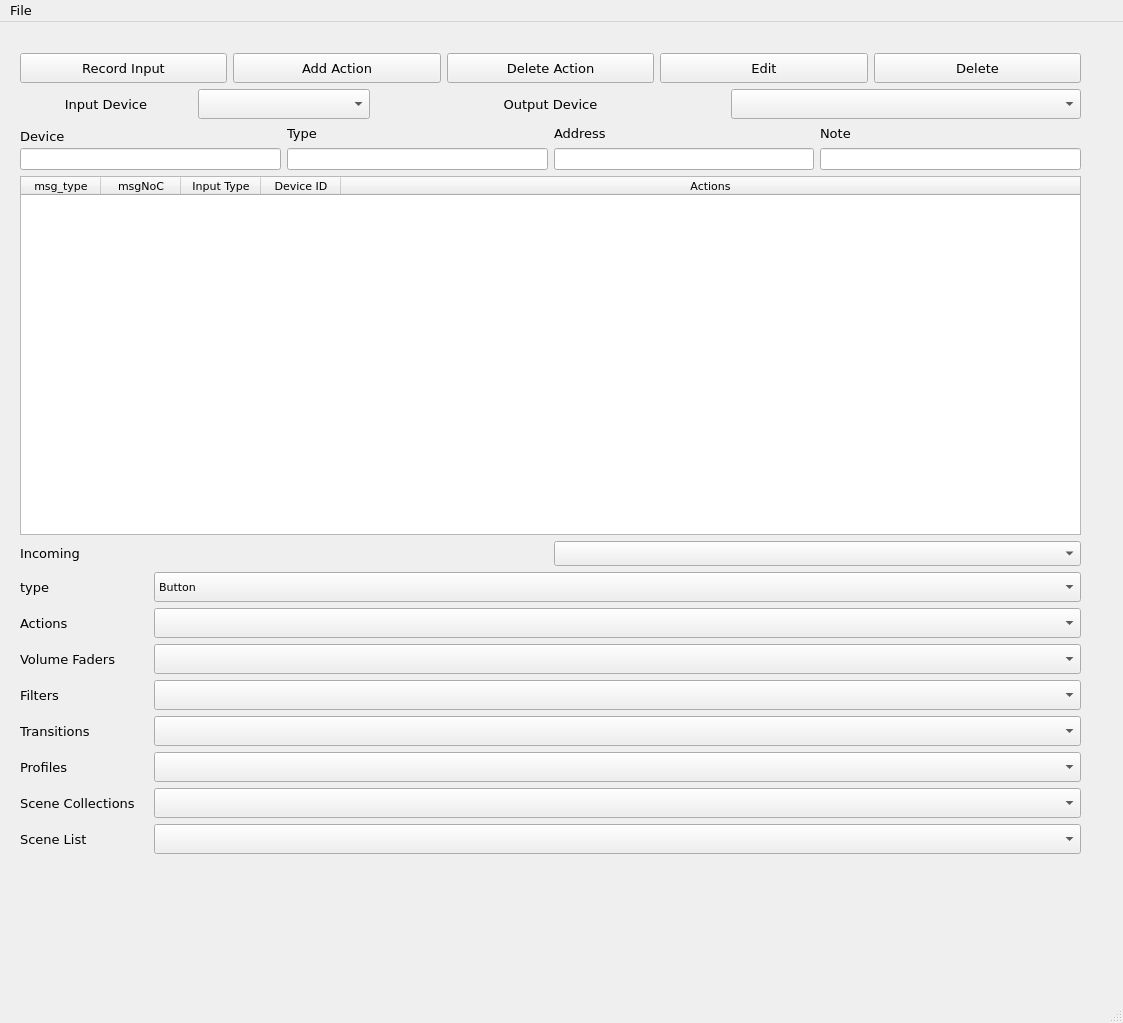
Above: qtOBSMIDI.ui from cpyarger/Midi2OBS-Configurator before the change. Below: the same form after it.
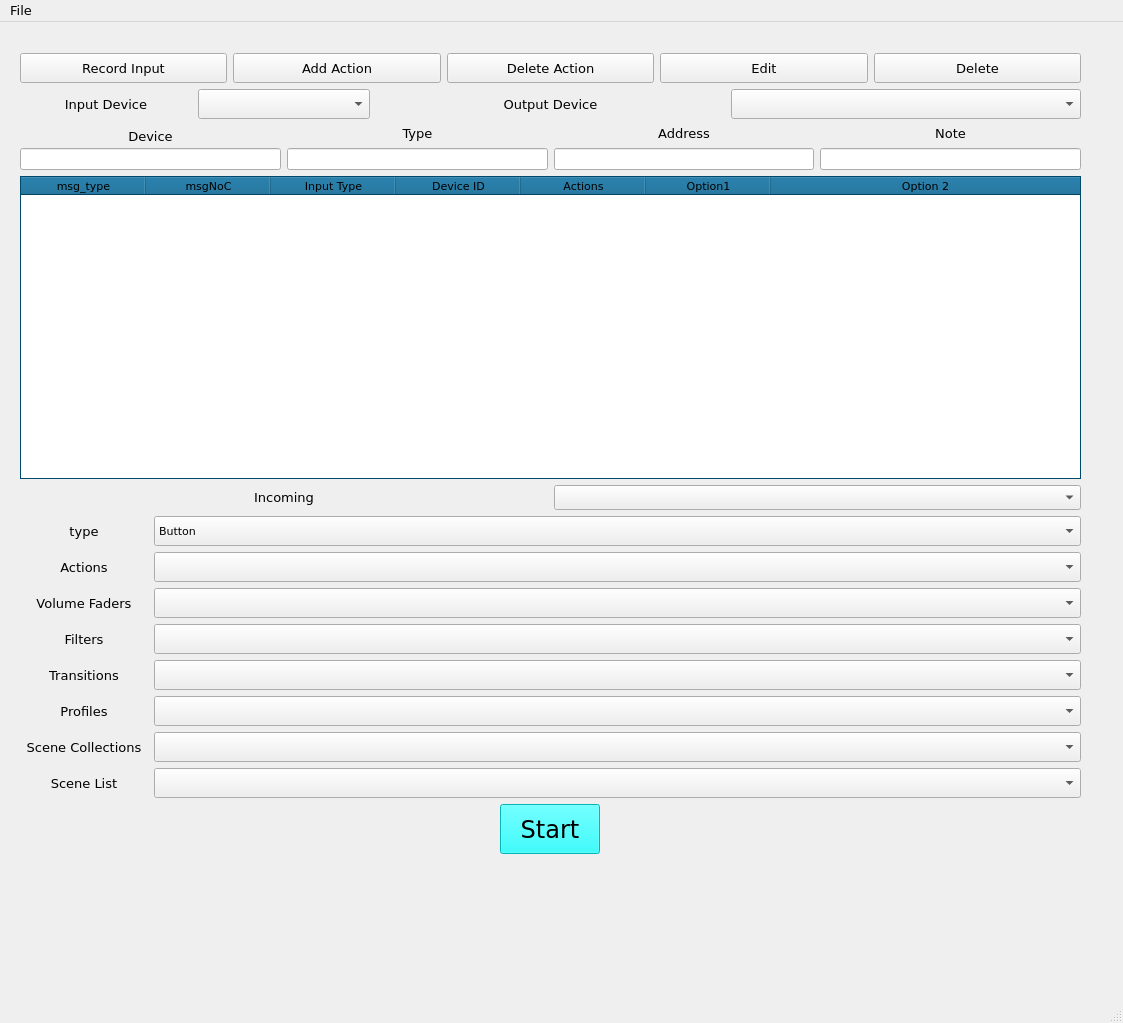
That is the form after the change. Icons and pictures are not drawn.

Commit message:
Start working on adding newly captured Midi Channels to table. Cleaned the 2 tables down into one. Added drop downs to the menu,
TODO> add edit table by row, save table, etc.

Patch:
```diff
--- a/qtOBSMIDI.ui
+++ b/qtOBSMIDI.ui
@@ -214,6 +214,476 @@
        </item>
       </layout>
      </item>
+     <item row="9" column="0">
+      <layout class="QHBoxLayout" name="horizontalLayout">
+       <item>
+        <widget class="QPushButton" name="btn_Start">
+         <property name="sizePolicy">
+          <sizepolicy hsizetype="Fixed" vsizetype="MinimumExpanding">
+           <horstretch>0</horstretch>
+           <verstretch>0</verstretch>
+          </sizepolicy>
+         </property>
+         <property name="minimumSize">
+          <size>
+           <width>100</width>
+           <height>50</height>
+          </size>
+         </property>
+         <property name="palette">
+          <palette>
+           <active>
+            <colorrole role="WindowText">
+             <brush brushstyle="SolidPattern">
+              <color alpha="255">
+               <red>0</red>
+               <green>0</green>
+               <blue>0</blue>
+              </color>
+             </brush>
+            </colorrole>
+            <colorrole role="Button">
+             <brush brushstyle="SolidPattern">
+              <color alpha="255">
+               <red>0</red>
+               <green>255</green>
+               <blue>255</blue>
+              </color>
+             </brush>
+            </colorrole>
+            <colorrole role="Light">
+             <brush brushstyle="SolidPattern">
+              <color alpha="255">
+               <red>127</red>
+               <green>255</green>
+               <blue>255</blue>
+              </color>
+             </brush>
+            </colorrole>
+            <colorrole role="Midlight">
+             <brush brushstyle="SolidPattern">
+              <color alpha="255">
+               <red>63</red>
+               <green>255</green>
+               <blue>255</blue>
+              </color>
+             </brush>
+            </colorrole>
+            <colorrole role="Dark">
+             <brush brushstyle="SolidPattern">
+              <color alpha="255">
+               <red>0</red>
+               <green>127</green>
+               <blue>127</blue>
+              </color>
+             </brush>
+            </colorrole>
+            <colorrole role="Mid">
+             <brush brushstyle="SolidPattern">
+              <color alpha="255">
+               <red>0</red>
+               <green>170</green>
+               <blue>170</blue>
+              </color>
+             </brush>
+            </colorrole>
+            <colorrole role="Text">
+             <brush brushstyle="SolidPattern">
+              <color alpha="255">
+               <red>0</red>
+               <green>0</green>
+               <blue>0</blue>
+              </color>
+             </brush>
+            </colorrole>
+            <colorrole role="BrightText">
+             <brush brushstyle="SolidPattern">
+              <color alpha="255">
+               <red>255</red>
+               <green>255</green>
+               <blue>255</blue>
+              </color>
+             </brush>
+            </colorrole>
+            <colorrole role="ButtonText">
+             <brush brushstyle="SolidPattern">
+              <color alpha="255">
+               <red>0</red>
+               <green>0</green>
+               <blue>0</blue>
+              </color>
+             </brush>
+            </colorrole>
+            <colorrole role="Base">
+             <brush brushstyle="SolidPattern">
+              <color alpha="255">
+               <red>255</red>
+               <green>255</green>
+               <blue>255</blue>
+              </color>
+             </brush>
+            </colorrole>
+            <colorrole role="Window">
+             <brush brushstyle="SolidPattern">
+              <color alpha="255">
+               <red>0</red>
+               <green>255</green>
+               <blue>255</blue>
+              </color>
+             </brush>
+            </colorrole>
+            <colorrole role="Shadow">
+             <brush brushstyle="SolidPattern">
+              <color alpha="255">
+               <red>0</red>
+               <green>0</green>
+               <blue>0</blue>
+              </color>
+             </brush>
+            </colorrole>
+            <colorrole role="AlternateBase">
+             <brush brushstyle="SolidPattern">
+              <color alpha="255">
+               <red>127</red>
+               <green>255</green>
+               <blue>255</blue>
+              </color>
+             </brush>
+            </colorrole>
+            <colorrole role="ToolTipBase">
+             <brush brushstyle="SolidPattern">
+              <color alpha="255">
+               <red>255</red>
+               <green>255</green>
+               <blue>220</blue>
+              </color>
+             </brush>
+            </colorrole>
+            <colorrole role="ToolTipText">
+             <brush brushstyle="SolidPattern">
+              <color alpha="255">
+               <red>0</red>
+               <green>0</green>
+               <blue>0</blue>
+              </color>
+             </brush>
+            </colorrole>
+            <colorrole role="PlaceholderText">
+             <brush brushstyle="SolidPattern">
+              <color alpha="128">
+               <red>0</red>
+               <green>0</green>
+               <blue>0</blue>
+              </color>
+             </brush>
+            </colorrole>
+           </active>
+           <inactive>
+            <colorrole role="WindowText">
+             <brush brushstyle="SolidPattern">
+              <color alpha="255">
+               <red>0</red>
+               <green>0</green>
+               <blue>0</blue>
+              </color>
+             </brush>
+            </colorrole>
+            <colorrole role="Button">
+             <brush brushstyle="SolidPattern">
+              <color alpha="255">
+               <red>0</red>
+               <green>255</green>
+               <blue>255</blue>
+              </color>
+             </brush>
+            </colorrole>
+            <colorrole role="Light">
+             <brush brushstyle="SolidPattern">
+              <color alpha="255">
+               <red>127</red>
+               <green>255</green>
+               <blue>255</blue>
+              </color>
+             </brush>
+            </colorrole>
+            <colorrole role="Midlight">
+             <brush brushstyle="SolidPattern">
+              <color alpha="255">
+               <red>63</red>
+               <green>255</green>
+               <blue>255</blue>
+              </color>
+             </brush>
+            </colorrole>
+            <colorrole role="Dark">
+             <brush brushstyle="SolidPattern">
+              <color alpha="255">
+               <red>0</red>
+               <green>127</green>
+               <blue>127</blue>
+              </color>
+             </brush>
+            </colorrole>
+            <colorrole role="Mid">
+             <brush brushstyle="SolidPattern">
+              <color alpha="255">
+               <red>0</red>
+               <green>170</green>
+               <blue>170</blue>
+              </color>
+             </brush>
+            </colorrole>
+            <colorrole role="Text">
+             <brush brushstyle="SolidPattern">
+              <color alpha="255">
+               <red>0</red>
+               <green>0</green>
+               <blue>0</blue>
+              </color>
+             </brush>
+            </colorrole>
+            <colorrole role="BrightText">
+             <brush brushstyle="SolidPattern">
+              <color alpha="255">
+               <red>255</red>
+               <green>255</green>
+               <blue>255</blue>
+              </color>
+             </brush>
+            </colorrole>
+            <colorrole role="ButtonText">
+             <brush brushstyle="SolidPattern">
+              <color alpha="255">
+               <red>0</red>
+               <green>0</green>
+               <blue>0</blue>
+              </color>
+             </brush>
+            </colorrole>
+            <colorrole role="Base">
+             <brush brushstyle="SolidPattern">
+              <color alpha="255">
+               <red>255</red>
+               <green>255</green>
+               <blue>255</blue>
+              </color>
+             </brush>
+            </colorrole>
+            <colorrole role="Window">
+             <brush brushstyle="SolidPattern">
+              <color alpha="255">
+               <red>0</red>
+               <green>255</green>
+               <blue>255</blue>
+              </color>
+             </brush>
+            </colorrole>
+            <colorrole role="Shadow">
+             <brush brushstyle="SolidPattern">
+              <color alpha="255">
+               <red>0</red>
+               <green>0</green>
+               <blue>0</blue>
+              </color>
+             </brush>
+            </colorrole>
+            <colorrole role="AlternateBase">
+             <brush brushstyle="SolidPattern">
+              <color alpha="255">
+               <red>127</red>
+               <green>255</green>
+               <blue>255</blue>
+              </color>
+             </brush>
+            </colorrole>
+            <colorrole role="ToolTipBase">
+             <brush brushstyle="SolidPattern">
+              <color alpha="255">
+               <red>255</red>
+               <green>255</green>
+               <blue>220</blue>
+              </color>
+             </brush>
+            </colorrole>
+            <colorrole role="ToolTipText">
+             <brush brushstyle="SolidPattern">
+              <color alpha="255">
+               <red>0</red>
+               <green>0</green>
+               <blue>0</blue>
+              </color>
+             </brush>
+            </colorrole>
+            <colorrole role="PlaceholderText">
+             <brush brushstyle="SolidPattern">
+              <color alpha="128">
+               <red>0</red>
+               <green>0</green>
+               <blue>0</blue>
+              </color>
+             </brush>
+            </colorrole>
+           </inactive>
+           <disabled>
+            <colorrole role="WindowText">
+             <brush brushstyle="SolidPattern">
+              <color alpha="255">
+               <red>0</red>
+               <green>127</green>
+               <blue>127</blue>
+              </color>
+             </brush>
+            </colorrole>
+            <colorrole role="Button">
+             <brush brushstyle="SolidPattern">
+              <color alpha="255">
+               <red>0</red>
+               <green>255</green>
+               <blue>255</blue>
+              </color>
+             </brush>
+            </colorrole>
+            <colorrole role="Light">
+             <brush brushstyle="SolidPattern">
+              <color alpha="255">
+               <red>127</red>
+               <green>255</green>
+               <blue>255</blue>
+              </color>
+             </brush>
+            </colorrole>
+            <colorrole role="Midlight">
+             <brush brushstyle="SolidPattern">
+              <color alpha="255">
+               <red>63</red>
+               <green>255</green>
+               <blue>255</blue>
+              </color>
+             </brush>
+            </colorrole>
+            <colorrole role="Dark">
+             <brush brushstyle="SolidPattern">
+              <color alpha="255">
+               <red>0</red>
+               <green>127</green>
+               <blue>127</blue>
+              </color>
+             </brush>
+            </colorrole>
+            <colorrole role="Mid">
+             <brush brushstyle="SolidPattern">
+              <color alpha="255">
+               <red>0</red>
+               <green>170</green>
+               <blue>170</blue>
+              </color>
+             </brush>
+            </colorrole>
+            <colorrole role="Text">
+             <brush brushstyle="SolidPattern">
+              <color alpha="255">
+               <red>0</red>
+               <green>127</green>
+               <blue>127</blue>
+              </color>
+             </brush>
+            </colorrole>
+            <colorrole role="BrightText">
+             <brush brushstyle="SolidPattern">
+              <color alpha="255">
+               <red>255</red>
+               <green>255</green>
+               <blue>255</blue>
+              </color>
+             </brush>
+            </colorrole>
+            <colorrole role="ButtonText">
+             <brush brushstyle="SolidPattern">
+              <color alpha="255">
+               <red>0</red>
+               <green>127</green>
+               <blue>127</blue>
+              </color>
+             </brush>
+            </colorrole>
+            <colorrole role="Base">
+             <brush brushstyle="SolidPattern">
+              <color alpha="255">
+               <red>0</red>
+               <green>255</green>
+               <blue>255</blue>
+              </color>
+             </brush>
+            </colorrole>
+            <colorrole role="Window">
+             <brush brushstyle="SolidPattern">
+              <color alpha="255">
+               <red>0</red>
+               <green>255</green>
+               <blue>255</blue>
+              </color>
+             </brush>
+            </colorrole>
+            <colorrole role="Shadow">
+             <brush brushstyle="SolidPattern">
+              <color alpha="255">
+               <red>0</red>
+               <green>0</green>
+               <blue>0</blue>
+              </color>
+             </brush>
+            </colorrole>
+            <colorrole role="AlternateBase">
+             <brush brushstyle="SolidPattern">
+              <color alpha="255">
+               <red>0</red>
+               <green>255</green>
+               <blue>255</blue>
+              </color>
+             </brush>
+            </colorrole>
+            <colorrole role="ToolTipBase">
+             <brush brushstyle="SolidPattern">
+              <color alpha="255">
+               <red>255</red>
+               <green>255</green>
+               <blue>220</blue>
+              </color>
+             </brush>
+            </colorrole>
+            <colorrole role="ToolTipText">
+             <brush brushstyle="SolidPattern">
+              <color alpha="255">
+               <red>0</red>
+               <green>0</green>
+               <blue>0</blue>
+              </color>
+             </brush>
+            </colorrole>
+            <colorrole role="PlaceholderText">
+             <brush brushstyle="SolidPattern">
+              <color alpha="128">
+               <red>0</red>
+               <green>0</green>
+               <blue>0</blue>
+              </color>
+             </brush>
+            </colorrole>
+           </disabled>
+          </palette>
+         </property>
+         <property name="font">
+          <font>
+           <pointsize>18</pointsize>
+          </font>
+         </property>
+         <property name="text">
+          <string>Start</string>
+         </property>
+        </widget>
+       </item>
+      </layout>
+     </item>
      <item row="3" column="0">
       <widget class="QTableWidget" name="list_action">
        <property name="sizePolicy">
@@ -228,6 +698,448 @@
          <height>1</height>
         </size>
        </property>
+       <property name="palette">
+        <palette>
+         <active>
+          <colorrole role="WindowText">
+           <brush brushstyle="SolidPattern">
+            <color alpha="255">
+             <red>0</red>
+             <green>0</green>
+             <blue>0</blue>
+            </color>
+           </brush>
+          </colorrole>
+          <colorrole role="Button">
+           <brush brushstyle="SolidPattern">
+            <color alpha="255">
+             <red>0</red>
+             <green>94</green>
+             <blue>141</blue>
+            </color>
+           </brush>
+          </colorrole>
+          <colorrole role="Light">
+           <brush brushstyle="SolidPattern">
+            <color alpha="255">
+             <red>0</red>
+             <green>141</green>
+             <blue>212</blue>
+            </color>
+           </brush>
+          </colorrole>
+          <colorrole role="Midlight">
+           <brush brushstyle="SolidPattern">
+            <color alpha="255">
+             <red>0</red>
+             <green>117</green>
+             <blue>176</blue>
+            </color>
+           </brush>
+          </colorrole>
+          <colorrole role="Dark">
+           <brush brushstyle="SolidPattern">
+            <color alpha="255">
+             <red>0</red>
+             <green>47</green>
+             <blue>70</blue>
+            </color>
+           </brush>
+          </colorrole>
+          <colorrole role="Mid">
+           <brush brushstyle="SolidPattern">
+            <color alpha="255">
+             <red>0</red>
+             <green>62</green>
+             <blue>94</blue>
+            </color>
+           </brush>
+          </colorrole>
+          <colorrole role="Text">
+           <brush brushstyle="SolidPattern">
+            <color alpha="255">
+             <red>0</red>
+             <green>0</green>
+             <blue>0</blue>
+            </color>
+           </brush>
+          </colorrole>
+          <colorrole role="BrightText">
+           <brush brushstyle="SolidPattern">
+            <color alpha="255">
+             <red>255</red>
+             <green>255</green>
+             <blue>255</blue>
+            </color>
+           </brush>
+          </colorrole>
+          <colorrole role="ButtonText">
+           <brush brushstyle="SolidPattern">
+            <color alpha="255">
+             <red>0</red>
+             <green>0</green>
+             <blue>0</blue>
+            </color>
+           </brush>
+          </colorrole>
+          <colorrole role="Base">
+           <brush brushstyle="SolidPattern">
+            <color alpha="255">
+             <red>255</red>
+             <green>255</green>
+             <blue>255</blue>
+            </color>
+           </brush>
+          </colorrole>
+          <colorrole role="Window">
+           <brush brushstyle="SolidPattern">
+            <color alpha="255">
+             <red>0</red>
+             <green>94</green>
+             <blue>141</blue>
+            </color>
+           </brush>
+          </colorrole>
+          <colorrole role="Shadow">
+           <brush brushstyle="SolidPattern">
+            <color alpha="255">
+             <red>0</red>
+             <green>0</green>
+             <blue>0</blue>
+            </color>
+           </brush>
+          </colorrole>
+          <colorrole role="AlternateBase">
+           <brush brushstyle="SolidPattern">
+            <color alpha="255">
+             <red>127</red>
+             <green>174</green>
+             <blue>198</blue>
+            </color>
+           </brush>
+          </colorrole>
+          <colorrole role="ToolTipBase">
+           <brush brushstyle="SolidPattern">
+            <color alpha="255">
+             <red>255</red>
+             <green>255</green>
+             <blue>220</blue>
+            </color>
+           </brush>
+          </colorrole>
+          <colorrole role="ToolTipText">
+           <brush brushstyle="SolidPattern">
+            <color alpha="255">
+             <red>0</red>
+             <green>0</green>
+             <blue>0</blue>
+            </color>
+           </brush>
+          </colorrole>
+          <colorrole role="PlaceholderText">
+           <brush brushstyle="SolidPattern">
+            <color alpha="128">
+             <red>0</red>
+             <green>0</green>
+             <blue>0</blue>
+            </color>
+           </brush>
+          </colorrole>
+         </active>
+         <inactive>
+          <colorrole role="WindowText">
+           <brush brushstyle="SolidPattern">
+            <color alpha="255">
+             <red>0</red>
+             <green>0</green>
+             <blue>0</blue>
+            </color>
+           </brush>
+          </colorrole>
+          <colorrole role="Button">
+           <brush brushstyle="SolidPattern">
+            <color alpha="255">
+             <red>0</red>
+             <green>94</green>
+             <blue>141</blue>
+            </color>
+           </brush>
+          </colorrole>
+          <colorrole role="Light">
+           <brush brushstyle="SolidPattern">
+            <color alpha="255">
+             <red>0</red>
+             <green>141</green>
+             <blue>212</blue>
+            </color>
+           </brush>
+          </colorrole>
+          <colorrole role="Midlight">
+           <brush brushstyle="SolidPattern">
+            <color alpha="255">
+             <red>0</red>
+             <green>117</green>
+             <blue>176</blue>
+            </color>
+           </brush>
+          </colorrole>
+          <colorrole role="Dark">
+           <brush brushstyle="SolidPattern">
+            <color alpha="255">
+             <red>0</red>
+             <green>47</green>
+             <blue>70</blue>
+            </color>
+           </brush>
+          </colorrole>
+          <colorrole role="Mid">
+           <brush brushstyle="SolidPattern">
+            <color alpha="255">
+             <red>0</red>
+             <green>62</green>
+             <blue>94</blue>
+            </color>
+           </brush>
+          </colorrole>
+          <colorrole role="Text">
+           <brush brushstyle="SolidPattern">
+            <color alpha="255">
+             <red>0</red>
+             <green>0</green>
+             <blue>0</blue>
+            </color>
+           </brush>
+          </colorrole>
+          <colorrole role="BrightText">
+           <brush brushstyle="SolidPattern">
+            <color alpha="255">
+             <red>255</red>
+             <green>255</green>
+             <blue>255</blue>
+            </color>
+           </brush>
+          </colorrole>
+          <colorrole role="ButtonText">
+           <brush brushstyle="SolidPattern">
+            <color alpha="255">
+             <red>0</red>
+             <green>0</green>
+             <blue>0</blue>
+            </color>
+           </brush>
+          </colorrole>
+          <colorrole role="Base">
+           <brush brushstyle="SolidPattern">
+            <color alpha="255">
+             <red>255</red>
+             <green>255</green>
+             <blue>255</blue>
+            </color>
+           </brush>
+          </colorrole>
+          <colorrole role="Window">
+           <brush brushstyle="SolidPattern">
+            <color alpha="255">
+             <red>0</red>
+             <green>94</green>
+             <blue>141</blue>
+            </color>
+           </brush>
+          </colorrole>
+          <colorrole role="Shadow">
+           <brush brushstyle="SolidPattern">
+            <color alpha="255">
+             <red>0</red>
+             <green>0</green>
+             <blue>0</blue>
+            </color>
+           </brush>
+          </colorrole>
+          <colorrole role="AlternateBase">
+           <brush brushstyle="SolidPattern">
+            <color alpha="255">
+             <red>127</red>
+             <green>174</green>
+             <blue>198</blue>
+            </color>
+           </brush>
+          </colorrole>
+          <colorrole role="ToolTipBase">
+           <brush brushstyle="SolidPattern">
+            <color alpha="255">
+             <red>255</red>
+             <green>255</green>
+             <blue>220</blue>
+            </color>
+           </brush>
+          </colorrole>
+          <colorrole role="ToolTipText">
+           <brush brushstyle="SolidPattern">
+            <color alpha="255">
+             <red>0</red>
+             <green>0</green>
+             <blue>0</blue>
+            </color>
+           </brush>
+          </colorrole>
+          <colorrole role="PlaceholderText">
+           <brush brushstyle="SolidPattern">
+            <color alpha="128">
+             <red>0</red>
+             <green>0</green>
+             <blue>0</blue>
+            </color>
+           </brush>
+          </colorrole>
+         </inactive>
+         <disabled>
+          <colorrole role="WindowText">
+           <brush brushstyle="SolidPattern">
+            <color alpha="255">
+             <red>0</red>
+             <green>47</green>
+             <blue>70</blue>
+            </color>
+           </brush>
+          </colorrole>
+          <colorrole role="Button">
+           <brush brushstyle="SolidPattern">
+            <color alpha="255">
+             <red>0</red>
+             <green>94</green>
+             <blue>141</blue>
+            </color>
+           </brush>
+          </colorrole>
+          <colorrole role="Light">
+           <brush brushstyle="SolidPattern">
+            <color alpha="255">
+             <red>0</red>
+             <green>141</green>
+             <blue>212</blue>
+            </color>
+           </brush>
+          </colorrole>
+          <colorrole role="Midlight">
+           <brush brushstyle="SolidPattern">
+            <color alpha="255">
+             <red>0</red>
+             <green>117</green>
+             <blue>176</blue>
+            </color>
+           </brush>
+          </colorrole>
+          <colorrole role="Dark">
+           <brush brushstyle="SolidPattern">
+            <color alpha="255">
+             <red>0</red>
+             <green>47</green>
+             <blue>70</blue>
+            </color>
+           </brush>
+          </colorrole>
+          <colorrole role="Mid">
+           <brush brushstyle="SolidPattern">
+            <color alpha="255">
+             <red>0</red>
+             <green>62</green>
+             <blue>94</blue>
+            </color>
+           </brush>
+          </colorrole>
+          <colorrole role="Text">
+           <brush brushstyle="SolidPattern">
+            <color alpha="255">
+             <red>0</red>
+             <green>47</green>
+             <blue>70</blue>
+            </color>
+           </brush>
+          </colorrole>
+          <colorrole role="BrightText">
+           <brush brushstyle="SolidPattern">
+            <color alpha="255">
+             <red>255</red>
+             <green>255</green>
+             <blue>255</blue>
+            </color>
+           </brush>
+          </colorrole>
+          <colorrole role="ButtonText">
+           <brush brushstyle="SolidPattern">
+            <color alpha="255">
+             <red>0</red>
+             <green>47</green>
+             <blue>70</blue>
+            </color>
+           </brush>
+          </colorrole>
+          <colorrole role="Base">
+           <brush brushstyle="SolidPattern">
+            <color alpha="255">
+             <red>0</red>
+             <green>94</green>
+             <blue>141</blue>
+            </color>
+           </brush>
+          </colorrole>
+          <colorrole role="Window">
+           <brush brushstyle="SolidPattern">
+            <color alpha="255">
+             <red>0</red>
+             <green>94</green>
+             <blue>141</blue>
+            </color>
+           </brush>
+          </colorrole>
+          <colorrole role="Shadow">
+           <brush brushstyle="SolidPattern">
+            <color alpha="255">
+             <red>0</red>
+             <green>0</green>
+             <blue>0</blue>
+            </color>
+           </brush>
+          </colorrole>
+          <colorrole role="AlternateBase">
+           <brush brushstyle="SolidPattern">
+            <color alpha="255">
+             <red>0</red>
+             <green>94</green>
+             <blue>141</blue>
+            </color>
+           </brush>
+          </colorrole>
+          <colorrole role="ToolTipBase">
+           <brush brushstyle="SolidPattern">
+            <color alpha="255">
+             <red>255</red>
+             <green>255</green>
+             <blue>220</blue>
+            </color>
+           </brush>
+          </colorrole>
+          <colorrole role="ToolTipText">
+           <brush brushstyle="SolidPattern">
+            <color alpha="255">
+             <red>0</red>
+             <green>0</green>
+             <blue>0</blue>
+            </color>
+           </brush>
+          </colorrole>
+          <colorrole role="PlaceholderText">
+           <brush brushstyle="SolidPattern">
+            <color alpha="128">
+             <red>0</red>
+             <green>0</green>
+             <blue>0</blue>
+            </color>
+           </brush>
+          </colorrole>
+         </disabled>
+        </palette>
+       </property>
        <property name="font">
         <font>
          <family>Verdana</family>
@@ -237,21 +1149,36 @@
        <property name="alternatingRowColors">
         <bool>true</bool>
        </property>
+       <property name="textElideMode">
+        <enum>Qt::ElideMiddle</enum>
+       </property>
+       <property name="gridStyle">
+        <enum>Qt::DashDotLine</enum>
+       </property>
+       <property name="wordWrap">
+        <bool>false</bool>
+       </property>
        <attribute name="horizontalHeaderCascadingSectionResizes">
         <bool>true</bool>
        </attribute>
        <attribute name="horizontalHeaderMinimumSectionSize">
-        <number>30</number>
+        <number>100</number>
        </attribute>
        <attribute name="horizontalHeaderDefaultSectionSize">
-        <number>80</number>
+        <number>125</number>
        </attribute>
        <attribute name="horizontalHeaderShowSortIndicator" stdset="0">
-        <bool>true</bool>
+        <bool>false</bool>
        </attribute>
        <attribute name="horizontalHeaderStretchLastSection">
         <bool>true</bool>
        </attribute>
+       <attribute name="verticalHeaderVisible">
+        <bool>true</bool>
+       </attribute>
+       <attribute name="verticalHeaderShowSortIndicator" stdset="0">
+        <bool>false</bool>
+       </attribute>
        <column>
         <property name="text">
          <string>msg_type</string>
@@ -277,6 +1204,16 @@
          <string>Actions</string>
         </property>
        </column>
+       <column>
+        <property name="text">
+         <string>Option1</string>
+        </property>
+       </column>
+       <column>
+        <property name="text">
+         <string>Option 2</string>
+        </property>
+       </column>
       </widget>
      </item>
      <item row="8" column="0">
@@ -307,6 +1244,9 @@
          <property name="text">
           <string>type</string>
          </property>
+         <property name="alignment">
+          <set>Qt::AlignCenter</set>
+         </property>
         </widget>
        </item>
        <item row="0" column="1">
@@ -370,6 +1310,9 @@
          <property name="text">
           <string>Actions</string>
          </property>
+         <property name="alignment">
+          <set>Qt::AlignCenter</set>
+         </property>
         </widget>
        </item>
        <item row="1" column="1">
@@ -423,6 +1366,9 @@
          <property name="text">
           <string>Volume Faders</string>
          </property>
+         <property name="alignment">
+          <set>Qt::AlignCenter</set>
+         </property>
         </widget>
        </item>
        <item row="2" column="1">
@@ -476,6 +1422,9 @@
          <property name="text">
           <string>Filters</string>
          </property>
+         <property name="alignment">
+          <set>Qt::AlignCenter</set>
+         </property>
         </widget>
        </item>
        <item row="4" column="1">
@@ -529,6 +1478,9 @@
          <property name="text">
           <string>Transitions</string>
          </property>
+         <property name="alignment">
+          <set>Qt::AlignCenter</set>
+         </property>
         </widget>
        </item>
        <item row="5" column="1">
@@ -582,6 +1534,9 @@
          <property name="text">
           <string>Profiles</string>
          </property>
+         <property name="alignment">
+          <set>Qt::AlignCenter</set>
+         </property>
         </widget>
        </item>
        <item row="7" column="1">
@@ -635,6 +1590,9 @@
          <property name="text">
           <string>Scene Collections</string>
          </property>
+         <property name="alignment">
+          <set>Qt::AlignCenter</set>
+         </property>
         </widget>
        </item>
        <item row="8" column="1">
@@ -688,6 +1646,9 @@
          <property name="text">
           <string>Scene List</string>
          </property>
+         <property name="alignment">
+          <set>Qt::AlignCenter</set>
+         </property>
         </widget>
        </item>
        <item row="9" column="1">
@@ -730,6 +1691,9 @@
          <property name="text">
           <string>Incoming</string>
          </property>
+         <property name="alignment">
+          <set>Qt::AlignCenter</set>
+         </property>
         </widget>
        </item>
       </layout>
@@ -893,6 +1857,9 @@
            <property name="text">
             <string>Device</string>
            </property>
+           <property name="alignment">
+            <set>Qt::AlignCenter</set>
+           </property>
           </widget>
          </item>
          <item>
@@ -926,6 +1893,9 @@
            <property name="text">
             <string>Type</string>
            </property>
+           <property name="alignment">
+            <set>Qt::AlignCenter</set>
+           </property>
           </widget>
          </item>
          <item>
@@ -959,6 +1929,9 @@
            <property name="text">
             <string>Address</string>
            </property>
+           <property name="alignment">
+            <set>Qt::AlignCenter</set>
+           </property>
           </widget>
          </item>
          <item>
@@ -992,6 +1965,9 @@
            <property name="text">
             <string>Note</string>
            </property>
+           <property name="alignment">
+            <set>Qt::AlignCenter</set>
+           </property>
           </widget>
          </item>
          <item>
```
Left out of the diff: 2 changed lines with no effect on the pictures. The commit also changes 3 other files.
